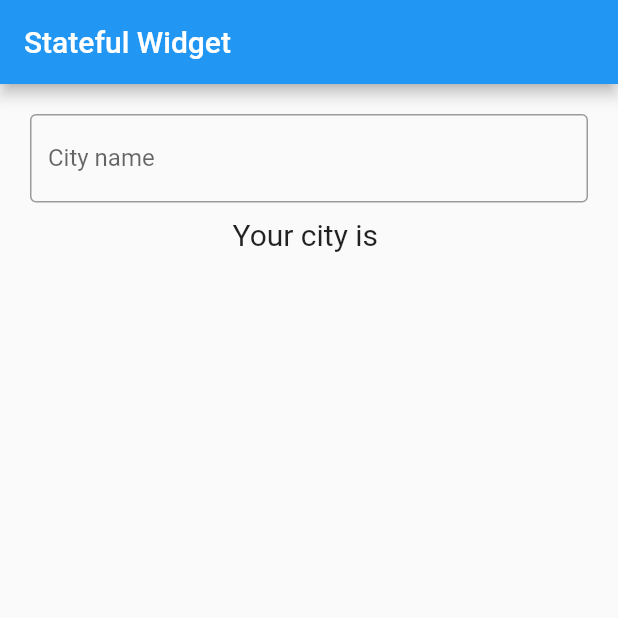
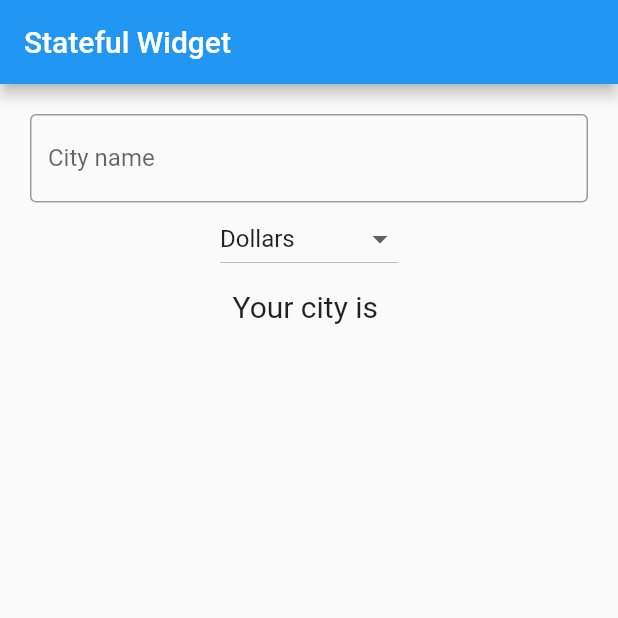
Before and after one commit to amol-patil09/Flutter-Demo, a Flutter app: the screen it shows after launch, on a phone screen of 412 x 824 dp, the top half of it. Run offline on Flutter 3.47's test engine with Material 2 defaults, Android fonts, the phone set to English and light mode, and no system bars; our stand-ins replace fluttertoast; missing offline and left inert: dart:html.

```diff
--- a/lib/main.dart
+++ b/lib/main.dart
@@ -1,3 +1,4 @@
+import 'dart:html';
 import 'dart:ui';
 
 import 'package:flutter/material.dart';
@@ -17,6 +18,8 @@ class FavoriteCity extends StatefulWidget {
 
 class _FavoriteCityState extends State<FavoriteCity> {
   String nameCity = "";
+  var _currencies = ['Rupees', 'Pounds', 'Dollars', 'Others'];
+  var _currentItemSelected = 'Dollars';
 
   @override
   Widget build(BuildContext context) {
@@ -27,7 +30,7 @@ class _FavoriteCityState extends State<FavoriteCity> {
         child: Column(
           children: [
             TextField(
-               decoration: InputDecoration(
+              decoration: InputDecoration(
                 border: OutlineInputBorder(),
                 hintText: "Enter City name",
                 labelText: "City name",
@@ -38,13 +41,37 @@ class _FavoriteCityState extends State<FavoriteCity> {
                 });
               },
             ),
+            DropdownButton<String>(
+              items: _currencies.map((String value) {
+                return DropdownMenuItem<String>(
+                    value: value, child: Text(value));
+              }).toList(),
+
+              onChanged: (String? newValueSelected) {
+                return _onDropDownItemSelected(newValueSelected!);
+              },
+
+              value: _currentItemSelected,
+
+              hint: Text("Please select",
+              style: TextStyle(
+                color: Colors.black,
+                fontSize: 16.0
+              ),),
+            ),
             Padding(
                 padding: EdgeInsets.only(top: 10.0),
                 child: Text("Your city is $nameCity",
-                    style: TextStyle(fontSize: 20.0)))
+                    style: TextStyle(fontSize: 20.0))),
           ],
         ),
       ),
     );
   }
+
+  void _onDropDownItemSelected(String newValueSelected) {
+    setState(() {
+      this._currentItemSelected = newValueSelected;
+    });
+  }
 }
```
